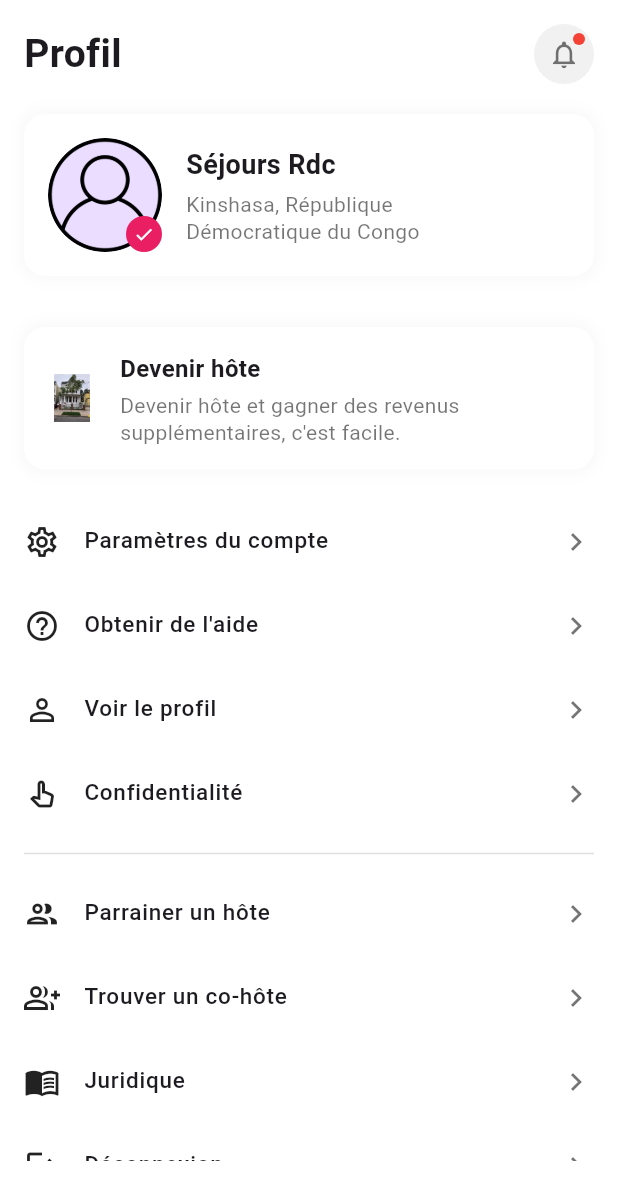
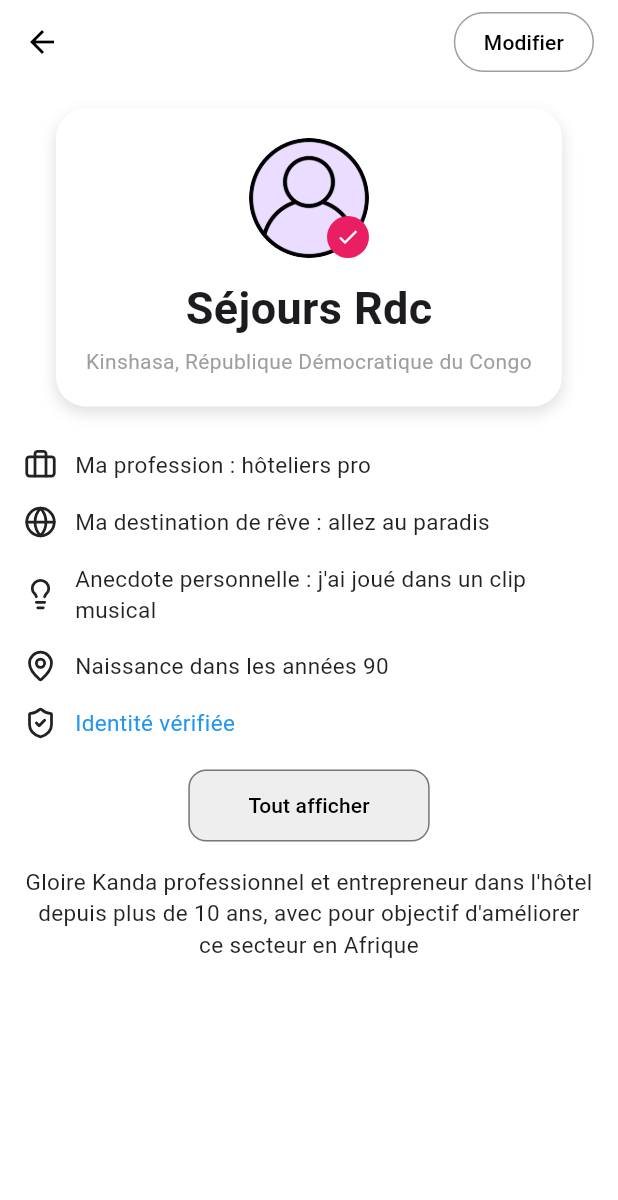
Before and after one commit to Gmk0/hotel_booking_test, a Flutter app: the ProfileScreen screen opened directly, after a tap on "Voir le profil", on a phone screen of 412 x 824 dp. Shown: the top 1200 px of the screen. Run offline on Flutter 3.47's test engine with Material 3 defaults, Android fonts, the phone set to English and light mode, and no system bars; drawn by our look-alikes of flutter_easyloading; our stand-ins replace cached_network_image, carousel_slider, connectivity_plus, device_preview_plus, flutter_riverpod, flutter_svg and 7 more; missing offline and left inert: image_stack; accounts and stored records are empty; project files that could hold a hidden picture were left out.

Commit message:
other screens

```diff
--- a/lib/features/profile/ProfileScreen.dart
+++ b/lib/features/profile/ProfileScreen.dart
@@ -1,5 +1,8 @@
 import 'package:flutter/material.dart';
+import 'package:hotel_booking/features/profile/screens/ConfidentialiteScreen.dart';
 import 'package:hotel_booking/features/profile/screens/ObtenirAideScreen.dart';
+import 'package:hotel_booking/features/profile/screens/ParrainageScreen.dart';
+import 'package:hotel_booking/features/profile/screens/ProfileInfoScreen.dart';
 import 'package:hotel_booking/features/profile/screens/SettingsScreen.dart';
 import 'package:hotel_booking/features/profile/widgets/MenuItem.dart';
 
@@ -151,14 +154,14 @@ class ProfileScreen extends StatelessWidget {
                           Navigator.push(context, MaterialPageRoute(builder: (context) => ObtenirAideScreen()));
                         },),
                         MenuItem(icon: Icons.person_outline, title: "Voir le profil",onClick: (){
-
+                          Navigator.push(context, MaterialPageRoute(builder: (context) => ProfileInfoScreen()));
                         },),
                         MenuItem(icon: Icons.pan_tool_alt_outlined, title: "Confidentialité",onClick: (){
-
+                          Navigator.push(context, MaterialPageRoute(builder: (context) => ConfidentialiteScreen()));
                         },),
                         const Divider(height: 24, thickness: 1, color: Color(0xFFE0E0E0)),
                         MenuItem(icon: Icons.group_outlined, title: "Parrainer un hôte",onClick: (){
-
+                          Navigator.push(context, MaterialPageRoute(builder: (context) => ParrainageScreen()));
                         },),
                         MenuItem(icon: Icons.group_add_outlined, title: "Trouver un co-hôte",onClick: (){
 
--- /dev/null
+++ b/lib/features/profile/screens/ProfileInfoScreen.dart
@@ -0,0 +1,185 @@
+import 'package:flutter/material.dart';
+import 'package:lucide_icons/lucide_icons.dart';
+
+class ProfileInfoScreen extends StatelessWidget {
+  const ProfileInfoScreen({super.key});
+
+  @override
+  Widget build(BuildContext context) {
+    return Scaffold(
+      backgroundColor: Colors.white,
+      appBar: AppBar(
+        backgroundColor: Colors.white,
+        elevation: 0,
+        leading: IconButton(
+          icon: const Icon(Icons.arrow_back, color: Colors.black),
+          onPressed: () {},
+        ),
+        actions: [
+          Padding(
+            padding: const EdgeInsets.only(right: 16.0),
+            child: OutlinedButton(
+              style: OutlinedButton.styleFrom(
+                padding: const EdgeInsets.symmetric(horizontal: 20, vertical: 10),
+                side: const BorderSide(color: Colors.grey),
+                shape: RoundedRectangleBorder(
+                  borderRadius: BorderRadius.circular(30),
+                ),
+                backgroundColor: Colors.white,
+              ),
+              onPressed: () {},
+              child: const Text(
+                "Modifier",
+                style: TextStyle(color: Colors.black, fontWeight: FontWeight.w500),
+              ),
+            ),
+          ),
+        ],
+      ),
+      body: SingleChildScrollView(
+        padding: const EdgeInsets.all(16),
+        child: Column(
+          children: [
+            const ProfileHeaderCard(),
+            const SizedBox(height: 20),
+            const ProfileDetailItem(
+              icon: LucideIcons.briefcase,
+              text: "Ma profession : hôteliers pro",
+            ),
+            const ProfileDetailItem(
+              icon: LucideIcons.globe,
+              text: "Ma destination de rêve : allez au paradis",
+            ),
+            const ProfileDetailItem(
+              icon: LucideIcons.lightbulb,
+              text: "Anecdote personnelle : j'ai joué dans un clip musical",
+            ),
+            const ProfileDetailItem(
+              icon: LucideIcons.mapPin,
+              text: "Naissance dans les années 90",
+            ),
+            const ProfileDetailItem(
+              icon: LucideIcons.shieldCheck,
+              text: "Identité vérifiée",
+              isLink: true,
+            ),
+            const SizedBox(height: 12),
+            OutlinedButton(
+              style: OutlinedButton.styleFrom(
+                padding: const EdgeInsets.symmetric(horizontal: 40, vertical: 14),
+                backgroundColor: Colors.grey.shade200,
+                shape: RoundedRectangleBorder(
+                  borderRadius: BorderRadius.circular(12),
+                ),
+              ),
+              onPressed: () {},
+              child: const Text(
+                "Tout afficher",
+                style: TextStyle(color: Colors.black, fontWeight: FontWeight.w500),
+              ),
+            ),
+            const SizedBox(height: 16),
+            const Text(
+              "Gloire Kanda professionnel et entrepreneur dans l'hôtel depuis plus de 10 ans, avec pour objectif d'améliorer ce secteur en Afrique",
+              textAlign: TextAlign.center,
+              style: TextStyle(fontSize: 15, color: Colors.black87, height: 1.4),
+            ),
+          ],
+        ),
+      ),
+    );
+  }
+}
+
+class ProfileHeaderCard extends StatelessWidget {
+  const ProfileHeaderCard({super.key});
+
+  @override
+  Widget build(BuildContext context) {
+    return Container(
+      padding: const EdgeInsets.all(20),
+      decoration: BoxDecoration(
+        color: Colors.white,
+        borderRadius: BorderRadius.circular(20),
+        boxShadow: [
+          BoxShadow(
+            color: Colors.black12,
+            blurRadius: 8,
+            offset: const Offset(0, 4),
+          )
+        ],
+      ),
+      child: Column(
+        children: [
+          Stack(
+            children: [
+              const CircleAvatar(
+                radius: 40,
+                backgroundImage: AssetImage("assets/images/user-2.png"),
+              ),
+              Positioned(
+                bottom: 0,
+                right: 0,
+                child: Container(
+                  padding: const EdgeInsets.all(6),
+                  decoration: const BoxDecoration(
+                    color: Colors.pink,
+                    shape: BoxShape.circle,
+                  ),
+                  child: const Icon(Icons.check, color: Colors.white, size: 16),
+                ),
+              ),
+            ],
+          ),
+          const SizedBox(height: 12),
+          const Text(
+            "Séjours Rdc",
+            style: TextStyle(fontSize: 30, fontWeight: FontWeight.bold),
+          ),
+          const SizedBox(height: 4),
+          const Text(
+            "Kinshasa, République Démocratique du Congo",
+            style: TextStyle(color: Colors.grey, fontSize: 14),
+            textAlign: TextAlign.center,
+          ),
+        ],
+      ),
+    );
+  }
+}
+
+class ProfileDetailItem extends StatelessWidget
+{
+  final IconData icon;
+  final String text;
+  final bool isLink;
+
+  const ProfileDetailItem({
+    super.key,
+    required this.icon,
+    required this.text,
+    this.isLink = false,
+  });
+
+  @override
+  Widget build(BuildContext context) {
+    return Padding(
+      padding: const EdgeInsets.symmetric(vertical: 8),
+      child: Row(
+        children: [
+          Icon(icon, size: 22, color: Colors.black87),
+          const SizedBox(width: 12),
+          Expanded(
+            child: Text(
+              text,
+              style: TextStyle(
+                color: isLink ? Colors.blue : Colors.black87,
+                fontSize: 15,
+              ),
+            ),
+          ),
+        ],
+      ),
+    );
+  }
+}
```
Also changed, not shown: lib/features/profile/screens/ConfidentialiteScreen.dart (added, +128 -0 lines), lib/features/profile/screens/ParrainageScreen.dart (added, +147 -0 lines), assets/images/family.png (added).
